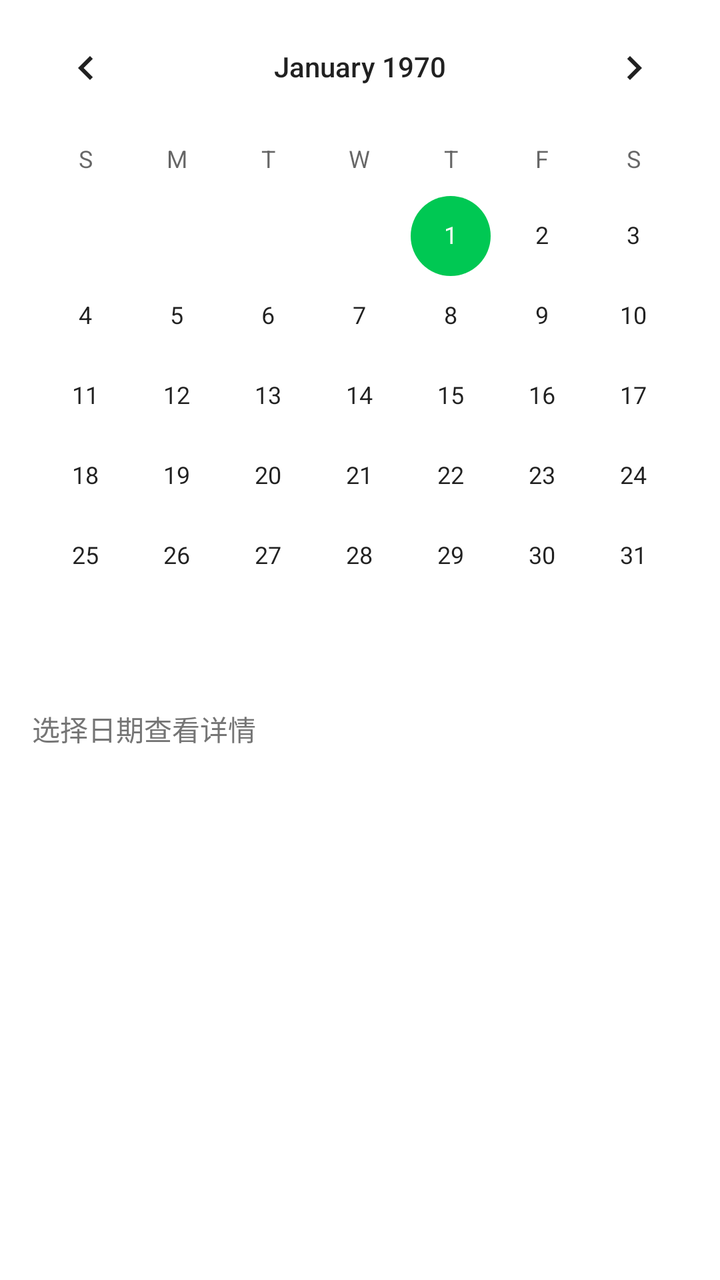
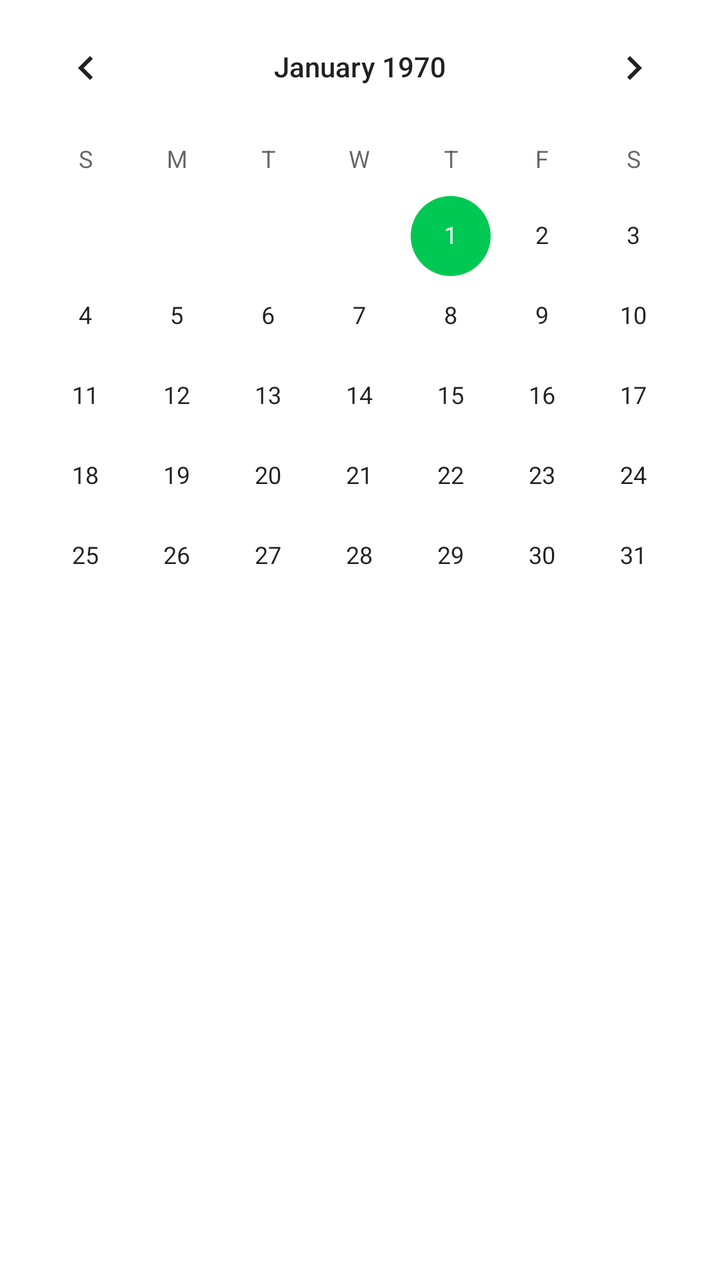

Two renders of the same Android screen: before a commit and after it. Below are the layout's source before the change and the commit's diff.
<!-- AndroidManifest.xml: application theme Theme.LifeTrack -->
<!-- res/layout/fragment_calendar.xml -->
<?xml version="1.0" encoding="utf-8"?>
<LinearLayout
    xmlns:android="http://schemas.android.com/apk/res/android"
    android:layout_width="match_parent"
    android:layout_height="match_parent"
    android:orientation="vertical">

    <CalendarView
        android:id="@+id/calendarView"
        android:layout_width="match_parent"
        android:layout_height="wrap_content" />

    <TextView
        android:id="@+id/tvSummary"
        android:layout_width="match_parent"
        android:layout_height="wrap_content"
        android:padding="16dp"
        android:text="选择日期查看详情"
        android:textSize="14sp"
        android:textColor="@color/text_secondary" />

</LinearLayout>
<!-- resources referenced by this layout -->
<resources>
  <color name="text_secondary">#757575</color>
  <style name="Theme.LifeTrack" parent="Theme.MaterialComponents.DayNight.NoActionBar">
          <item name="colorPrimary">@color/primary</item>
          <item name="colorPrimaryDark">@color/primary_dark</item>
          <item name="colorAccent">@color/accent</item>
          <item name="android:statusBarColor">@color/primary</item>
      </style>
  <color name="primary">#1A73E8</color>
  <color name="primary_dark">#1557B0</color>
  <color name="accent">#00C853</color>
</resources>

<!-- the commit's change to res/layout/fragment_calendar.xml (unified diff, before → after) -->
@@ -10,13 +10,21 @@
         android:layout_width="match_parent"
         android:layout_height="wrap_content" />
 
-    <TextView
-        android:id="@+id/tvSummary"
+    <ScrollView
         android:layout_width="match_parent"
-        android:layout_height="wrap_content"
-        android:padding="16dp"
-        android:text="选择日期查看详情"
-        android:textSize="14sp"
-        android:textColor="@color/text_secondary" />
+        android:layout_height="0dp"
+        android:layout_weight="1"
+        android:padding="8dp"
+        android:clipToPadding="false">
+
+        <LinearLayout
+            android:id="@+id/timelineContainer"
+            android:layout_width="match_parent"
+            android:layout_height="wrap_content"
+            android:orientation="vertical"
+            android:paddingStart="4dp"
+            android:paddingEnd="4dp" />
+
+    </ScrollView>
 
 </LinearLayout>
<!-- resource entries referenced after the edit -->
@@ -1,6 +1,5 @@
 <!-- resources referenced by this layout -->
 <resources>
-  <color name="text_secondary">#757575</color>
   <style name="Theme.LifeTrack" parent="Theme.MaterialComponents.DayNight.NoActionBar">
           <item name="colorPrimary">@color/primary</item>
           <item name="colorPrimaryDark">@color/primary_dark</item>
